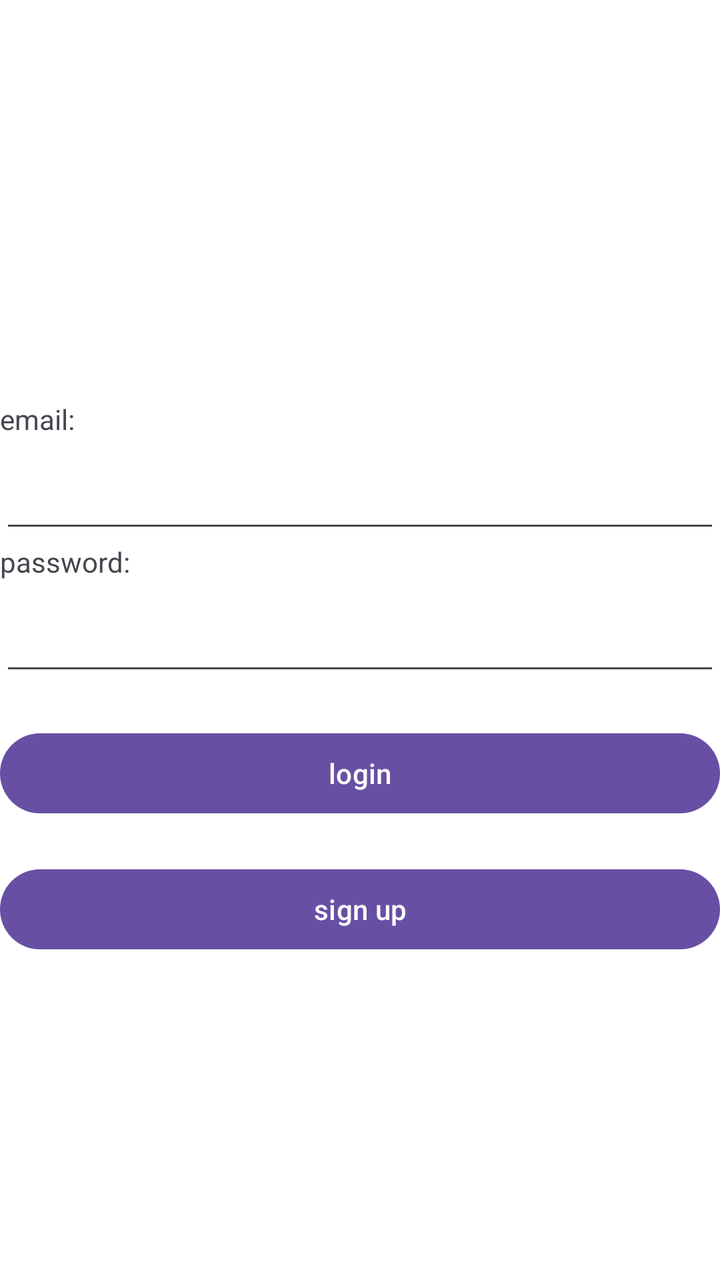
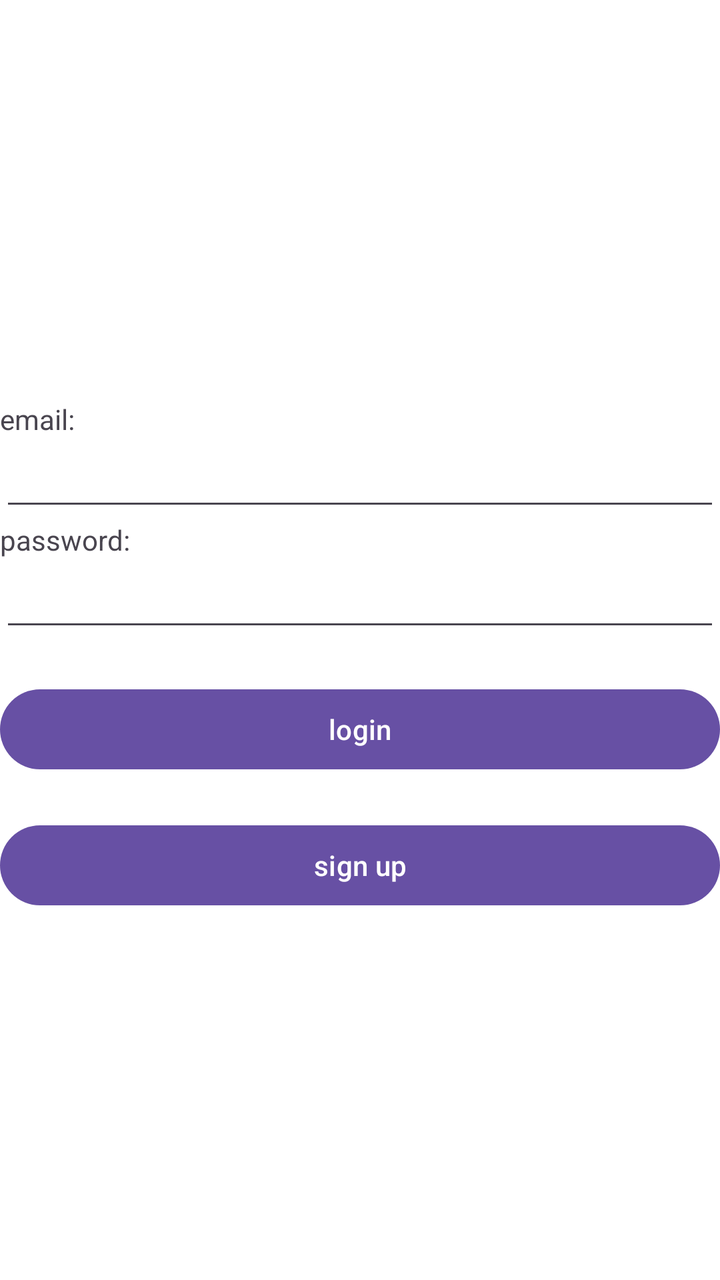

The first picture is an Android layout as it rendered before a commit; the second is the same layout after the commit. The layout source and the unified diff follow.
<!-- AndroidManifest.xml: application theme Theme.DanielProjectChess -->
<!-- res/layout/activity_login.xml -->
<?xml version="1.0" encoding="utf-8"?>
<LinearLayout xmlns:android="http://schemas.android.com/apk/res/android"
    xmlns:tools="http://schemas.android.com/tools"
    android:layout_width="match_parent"
    android:layout_height="match_parent"
    android:focusable="true"
    android:clickable="true"
    tools:context=".LoginActivity"
    android:background="@color/white"
    android:layout_gravity="center_horizontal"
    android:orientation="vertical"
    android:id="@+id/login_layout"
    >

    <TextView
        android:layout_marginTop="200dp"
        android:layout_width="wrap_content"
        android:layout_height="30dp"
        android:text="email:"/>

    <EditText
        android:layout_width="match_parent"
        android:layout_height="wrap_content"
        android:id="@+id/email"/>

    <TextView
        android:layout_width="wrap_content"
        android:layout_height="30dp"
        android:text="password:"/>

    <EditText
        android:layout_width="match_parent"
        android:layout_height="wrap_content"
        android:id="@+id/password"/>

    <Button
        android:layout_width="match_parent"
        android:layout_height="wrap_content"
        android:layout_marginTop="20dp"
        android:text="login"
        android:id="@+id/login_btn"/>

    <Button
        android:layout_width="match_parent"
        android:layout_height="wrap_content"
        android:layout_marginTop="20dp"
        android:text="sign up"
        android:id="@+id/sign_up_btn"/>

</LinearLayout>
<!-- resources referenced by this layout -->
<resources>
  <color name="white">#FFFFFFFF</color>
  <style name="Theme.DanielProjectChess" parent="Base.Theme.DanielProjectChess" />
  <style name="Base.Theme.DanielProjectChess" parent="Theme.Material3.DayNight.NoActionBar">
          
          
      </style>
</resources>

<!-- the commit's change to res/layout/activity_login.xml (unified diff, before → after) -->
@@ -15,7 +15,7 @@
     <TextView
         android:layout_marginTop="200dp"
         android:layout_width="wrap_content"
-        android:layout_height="30dp"
+        android:layout_height="wrap_content"
         android:text="email:"/>
 
     <EditText
@@ -25,12 +25,13 @@
 
     <TextView
         android:layout_width="wrap_content"
-        android:layout_height="30dp"
+        android:layout_height="wrap_content"
         android:text="password:"/>
 
     <EditText
         android:layout_width="match_parent"
         android:layout_height="wrap_content"
+        android:inputType="textPassword"
         android:id="@+id/password"/>
 
     <Button
